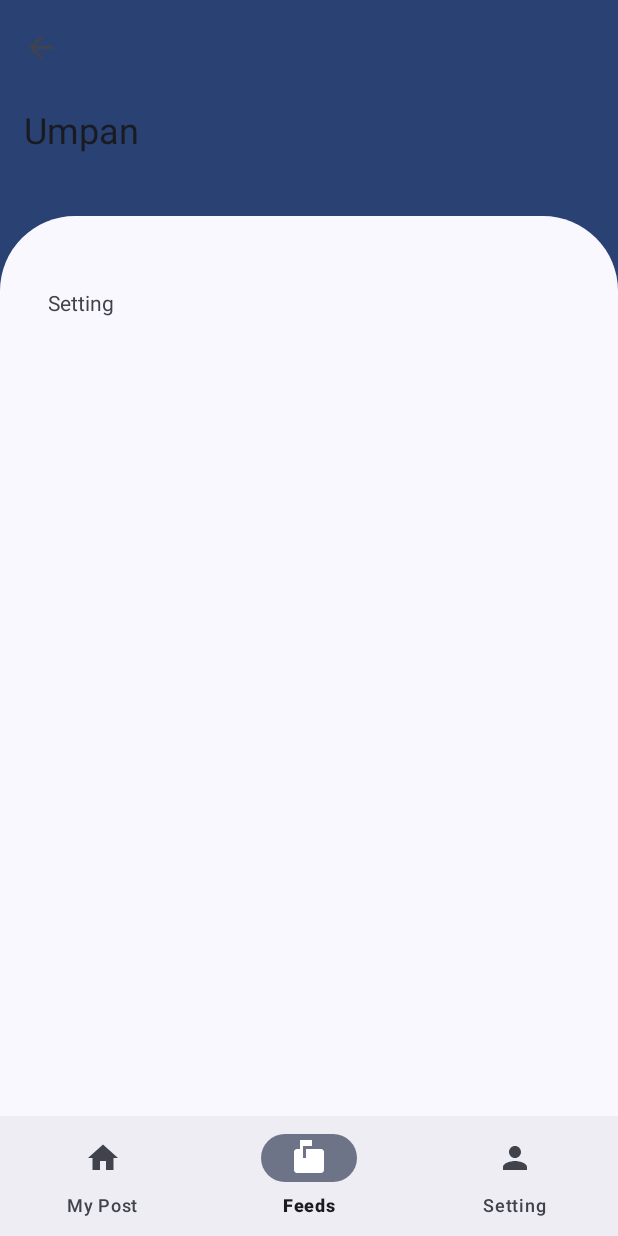
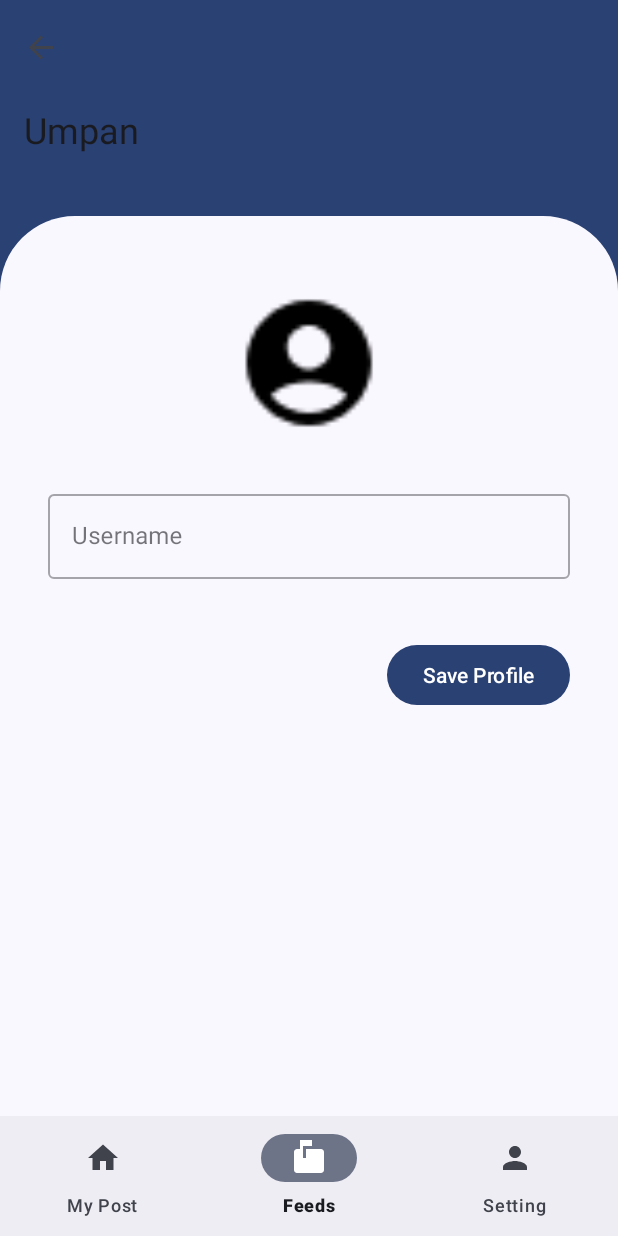
Before and after one commit to supimadi/answerme, an Android app: the SettingFragment screen opened through its navigation route, on a phone screen of 412 x 824 dp. Run offline under Robolectric (Android 15) with nearby library versions, the phone set to English and light mode, and no system bars; our stand-ins replace CircleImageView, Firebase (no records; nobody signed in at launch, a user with empty details on screens opened directly), navigation-ui; libraries missing offline, so code that uses them is left out: androidx.preference; pictures from the network do not load.

Commit message:
membuat fungsionalitas setting

```diff
--- a/app/src/main/java/org/d3if3038/answerme/data/SettingDataStore.kt
+++ b/app/src/main/java/org/d3if3038/answerme/data/SettingDataStore.kt
@@ -7,6 +7,7 @@ import androidx.datastore.preferences.core.Preferences
 import androidx.datastore.preferences.core.booleanPreferencesKey
 import androidx.datastore.preferences.core.edit
 import androidx.datastore.preferences.core.emptyPreferences
+import androidx.datastore.preferences.core.stringPreferencesKey
 import androidx.datastore.preferences.preferencesDataStore
 import androidx.preference.PreferenceDataStore
 import kotlinx.coroutines.CoroutineScope
@@ -43,4 +44,19 @@ class SettingDataStore(private val prefDataStore: DataStore<Preferences>) : Pref
         }
     }
 
+    override fun putString(key: String?, value: String?) {
+        CoroutineScope(Dispatchers.IO).launch {
+            prefDataStore.edit { it[stringPreferencesKey(key!!)] = value!! }
+        }
+    }
+
+    override fun getString(key: String?, defValue: String?): String {
+        return runBlocking {
+            prefDataStore.data
+                .catch { emit(emptyPreferences()) }
+                .map { it[stringPreferencesKey((key!!))] ?: defValue }
+                .first()!!
+        }
+    }
+
 }
--- /dev/null
+++ b/app/src/main/java/org/d3if3038/answerme/model/FetchStatus.kt
@@ -0,0 +1,3 @@
+package org.d3if3038.answerme.model
+
+enum class FetchStatus { SUCCESS, FAILED, LOADING }
--- /dev/null
+++ b/app/src/main/java/org/d3if3038/answerme/model/Profile.kt
@@ -0,0 +1,6 @@
+package org.d3if3038.answerme.model
+
+data class Profile(
+    val username: String,
+    val diceBear: String
+)
--- a/app/src/main/java/org/d3if3038/answerme/ui/SettingFragment.kt
+++ /dev/null
@@ -1,22 +0,0 @@
-package org.d3if3038.answerme.ui
-
-import android.os.Bundle
-import android.view.LayoutInflater
-import android.view.View
-import android.view.ViewGroup
-import androidx.fragment.app.Fragment
-import org.d3if3038.answerme.databinding.FragmentSettingBinding
-
-class SettingFragment : Fragment() {
-    private lateinit var binding: FragmentSettingBinding
-
-    override fun onCreateView(
-        inflater: LayoutInflater,
-        container: ViewGroup?,
-        savedInstanceState: Bundle?
-    ): View? {
-        binding = FragmentSettingBinding.inflate(inflater, container, false)
-
-        return binding.root
-    }
-}
--- /dev/null
+++ b/app/src/main/java/org/d3if3038/answerme/ui/setting/SettingFragment.kt
@@ -0,0 +1,90 @@
+package org.d3if3038.answerme.ui.setting
+
+import android.os.Bundle
+import android.view.LayoutInflater
+import android.view.View
+import android.view.ViewGroup
+import android.widget.Toast
+import androidx.fragment.app.Fragment
+import androidx.lifecycle.ViewModelProvider
+import com.bumptech.glide.Glide
+import org.d3if3038.answerme.R
+import org.d3if3038.answerme.data.SettingDataStore
+import org.d3if3038.answerme.data.dataStore
+import org.d3if3038.answerme.databinding.FragmentSettingBinding
+import org.d3if3038.answerme.model.Profile
+
+class SettingFragment : Fragment() {
+    private lateinit var binding: FragmentSettingBinding
+
+    private val settingDataStore: SettingDataStore by lazy {
+        SettingDataStore(requireActivity().dataStore)
+    }
+    private val viewModel: SettingViewModel by lazy {
+        ViewModelProvider(this)[SettingViewModel::class.java]
+    }
+
+    override fun onCreateView(
+        inflater: LayoutInflater,
+        container: ViewGroup?,
+        savedInstanceState: Bundle?
+    ): View? {
+        binding = FragmentSettingBinding.inflate(inflater, container, false)
+
+        updateProfileUI(
+            settingDataStore.getString("username", ""),
+            settingDataStore.getString("dicebearLink", ""),
+        )
+
+        viewModel.getProfile().observe(viewLifecycleOwner) {
+            settingDataStore.putString("username", it.username)
+            settingDataStore.putString("dicebearLink", it.diceBear)
+            settingDataStore.putBoolean("profileCreated", true)
+
+            binding.saveProfileBtn.isEnabled = false
+            binding.usernameInputText.isEnabled = false
+
+            updateProfileUI(it.username, it.diceBear)
+        }
+        viewModel.getErrorMessage().observe(viewLifecycleOwner) {
+            Toast.makeText(
+                requireContext(),
+                getString(R.string.failed_message, it),
+                Toast.LENGTH_LONG)
+                .show()
+        }
+
+        binding.saveProfileBtn.setOnClickListener {
+            val username = binding.usernameInputText.text.toString()
+            if (username.isEmpty()) {
+                Toast.makeText(requireContext(), "Please Enter The Username...", Toast.LENGTH_LONG).show()
+                return@setOnClickListener
+            }
+
+            viewModel.saveProfile(
+                Profile(
+                    username = username,
+                    diceBear = "https://api.dicebear.com/7.x/adventurer/png?backgroundColor=b6e3f4,c0aede,d1d4f9&seed=${username}"
+                )
+            )
+        }
+
+        return binding.root
+    }
+
+    private fun updateProfileUI(username: String, dicebearUrl: String) {
+        binding.usernameInputText.setText(username)
+        if (dicebearUrl.isEmpty()) {
+            Glide.with(requireActivity())
+                .load(R.drawable.baseline_account_circle_24).into(binding.profileImage)
+        } else {
+            Glide.with(requireActivity()).load(dicebearUrl).into(binding.profileImage)
+
+        }
+
+        if (settingDataStore.getBoolean("profileCreated", false)) {
+            binding.saveProfileBtn.isEnabled = false
+            binding.usernameInputText.isEnabled = false
+        }
+    }
+}
--- /dev/null
+++ b/app/src/main/res/drawable/baseline_account_circle_24.xml
@@ -0,0 +1,5 @@
+<vector android:height="24dp" android:tint="#000000"
+    android:viewportHeight="24" android:viewportWidth="24"
+    android:width="24dp" xmlns:android="http://schemas.android.com/apk/res/android">
+    <path android:fillColor="@android:color/white" android:pathData="M12,2C6.48,2 2,6.48 2,12s4.48,10 10,10s10,-4.48 10,-10S17.52,2 12,2zM12,6c1.93,0 3.5,1.57 3.5,3.5S13.93,13 12,13s-3.5,-1.57 -3.5,-3.5S10.07,6 12,6zM12,20c-2.03,0 -4.43,-0.82 -6.14,-2.88C7.55,15.8 9.68,15 12,15s4.45,0.8 6.14,2.12C16.43,19.18 14.03,20 12,20z"/>
+</vector>
--- a/app/src/main/res/layout/fragment_setting.xml
+++ b/app/src/main/res/layout/fragment_setting.xml
@@ -1,6 +1,7 @@
 <?xml version="1.0" encoding="utf-8"?>
 <ScrollView xmlns:android="http://schemas.android.com/apk/res/android"
     xmlns:app="http://schemas.android.com/apk/res-auto"
+    xmlns:tools="http://schemas.android.com/tools"
     android:orientation="vertical"
     android:background="@drawable/round_top"
     android:layout_width="match_parent"
@@ -8,17 +9,44 @@
 
     <LinearLayout
         android:paddingTop="32dp"
-        android:paddingHorizontal="16dp"
+        android:paddingHorizontal="32dp"
         android:layout_width="match_parent"
         android:orientation="vertical"
         android:layout_height="wrap_content">
 
-        <TextView
-            android:padding="16dp"
+        <de.hdodenhof.circleimageview.CircleImageView
+            android:id="@+id/profileImage"
+            android:layout_width="100dp"
+            android:layout_height="100dp"
+            android:layout_marginTop="16dp"
+            android:layout_gravity="center_horizontal"
+            android:layout_marginBottom="32dp"
+            android:src="@drawable/ic_launcher_background"
+            app:layout_constraintDimensionRatio="w, 1:1"
+            tools:src="@mipmap/ic_launcher_round" />
+
+        <com.google.android.material.textfield.TextInputLayout
+            android:id="@+id/usernameInputHint"
+            android:layout_marginBottom="16dp"
             android:layout_width="match_parent"
-            android:layout_height="0dp"
-            android:layout_weight="1"
-            android:text="Setting"/>
+            android:layout_height="wrap_content">
+
+            <com.google.android.material.textfield.TextInputEditText
+                android:id="@+id/usernameInputText"
+                android:layout_width="match_parent"
+                android:layout_height="wrap_content"
+                android:hint="@string/username"/>
+
+        </com.google.android.material.textfield.TextInputLayout>
+
+        <Button
+            android:layout_gravity="end"
+            android:layout_marginTop="24dp"
+            android:id="@+id/saveProfileBtn"
+            android:layout_width="wrap_content"
+            android:layout_height="wrap_content"
+            android:text="@string/save_profile"/>
+
 
     </LinearLayout>
 
--- a/app/src/main/res/navigation/navigation.xml
+++ b/app/src/main/res/navigation/navigation.xml
@@ -17,7 +17,7 @@
 
     <fragment
         android:id="@+id/settingFragment"
-        android:name="org.d3if3038.answerme.ui.SettingFragment"
+        android:name="org.d3if3038.answerme.ui.setting.SettingFragment"
         android:label="SettingFragment"
         tools:layout="@layout/fragment_setting"/>
 
--- a/app/src/main/res/values/strings.xml
+++ b/app/src/main/res/values/strings.xml
@@ -16,5 +16,10 @@
     <string name="game">Game</string>
     <string name="info">Info</string>
     <string name="study">Study</string>
+    <string name="username">Username</string>
+
+    <string name="success_message">Success</string>
+    <string name="failed_message">%s</string>
+    <string name="save_profile">Save Profile</string>
 
 </resources>
```
Also changed, not shown: app/build.gradle (+10 -0 lines), app/src/main/java/org/d3if3038/answerme/db/profile/ProfileDao.kt (added, +17 -0 lines), app/src/main/java/org/d3if3038/answerme/db/profile/ProfileDb.kt (added, +40 -0 lines), app/src/main/java/org/d3if3038/answerme/model/Comment.kt (added, +7 -0 lines), app/src/main/java/org/d3if3038/answerme/model/Post.kt (added, +9 -0 lines), app/src/main/java/org/d3if3038/answerme/ui/createpost/CreatePostViewModel.kt (+25 -0 lines), app/src/main/java/org/d3if3038/answerme/ui/setting/SettingViewModel.kt (added, +55 -0 lines).
